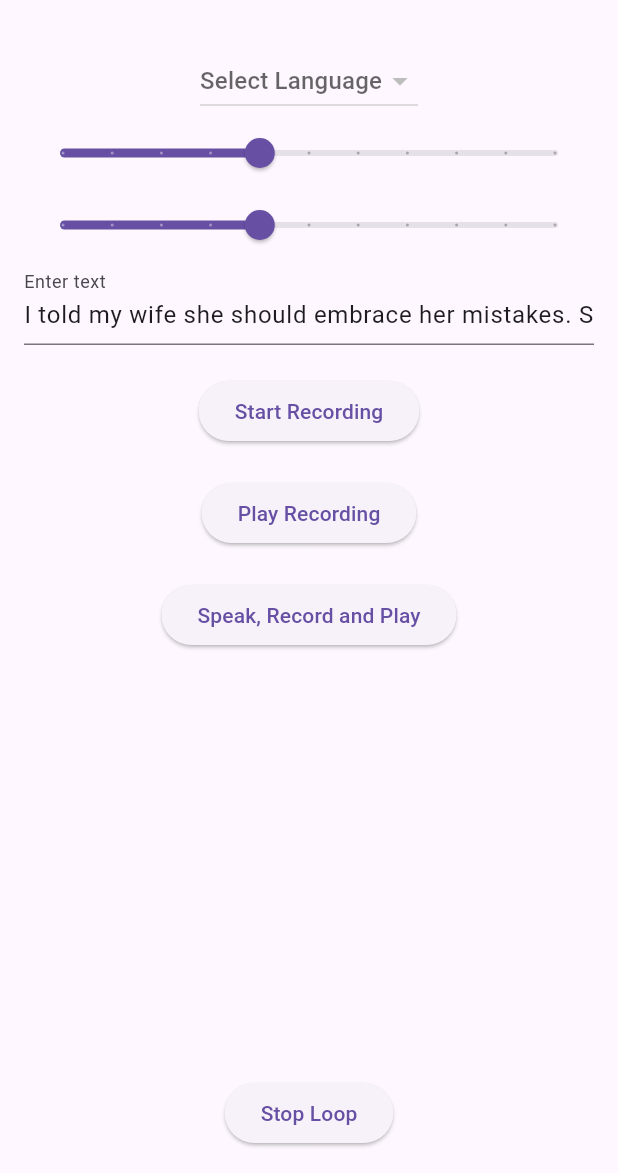
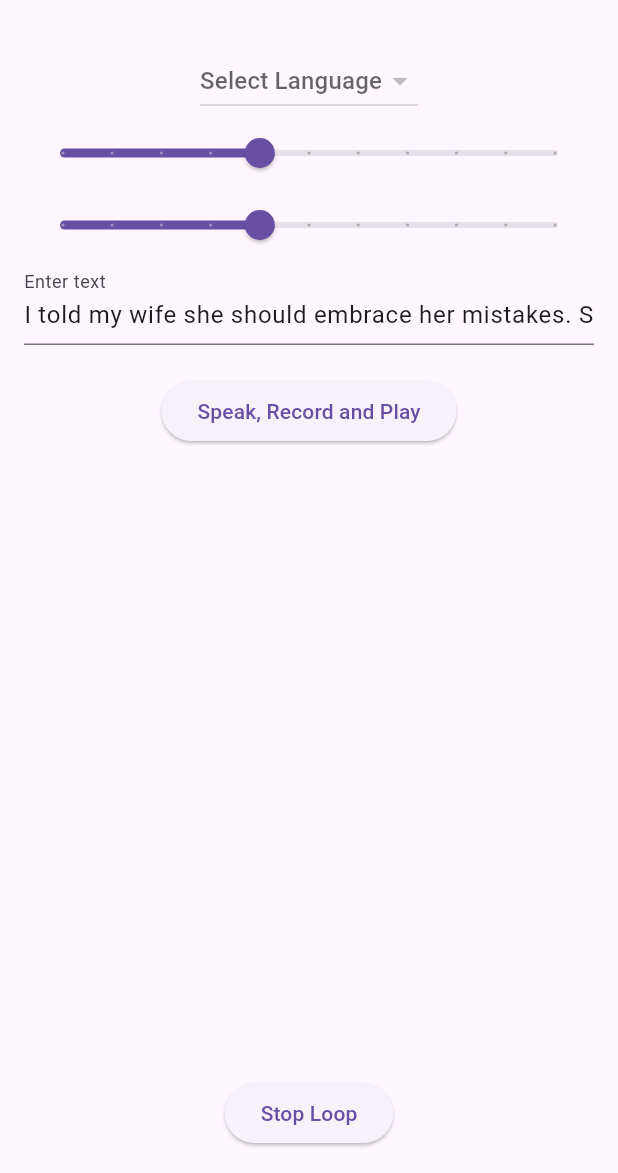
Before and after one commit to shirasumaguro/repeatia, a Flutter app: the screen it shows after launch, on a phone screen of 412 x 824 dp, the part 63-1236 px from its top. Run offline on Flutter 3.47's test engine with Material 3 defaults, Android fonts, the phone set to English and light mode, and no system bars; our stand-ins replace flutter_tts, permission_handler; missing offline and left inert: audio_session, flutter_sound.

Commit message:
2nd commit

```diff
--- a/lib/main.dart
+++ b/lib/main.dart
@@ -150,7 +150,11 @@ class _MyHomePageState extends State<MyHomePage> {
     _initializeRecorder();
     logger.initializeLogFilePath();
     _initializePlayer();
-    _loadLanguages();
+    _loadLanguages().then((_) {
+      setState(() {
+        _selectedLanguage = 'en-US'; // デフォルト言語を 'en-US' に設定
+      });
+    });
     _loadVoices();
     _checkPermissions();
   }
@@ -357,7 +361,6 @@ class _MyHomePageState extends State<MyHomePage> {
     await platform.invokeMethod('playBeepok');
     await _playRecording();
     logger.logWithTimestamp("AAA _speakAndRecord 6");
-    await platform.invokeMethod('playBeepok');
   }
 
   Future<void> _startLoop() async {
@@ -384,7 +387,7 @@ class _MyHomePageState extends State<MyHomePage> {
     super.dispose();
   }
 
-  String? _selectedLanguage;
+  String? _selectedLanguage = 'en=US';
   Map<String, dynamic>? _selectedVoice;
 
   @override
@@ -486,6 +489,7 @@ class _MyHomePageState extends State<MyHomePage> {
               ),
             ),
             SizedBox(height: 20),
+            /*
             ElevatedButton(
               onPressed: isRecording ? _stopRecording : _startRecording,
               child: Text(isRecording ? 'Stop Recording' : 'Start Recording'),
@@ -495,7 +499,7 @@ class _MyHomePageState extends State<MyHomePage> {
               onPressed: _playRecording,
               child: Text('Play Recording'),
             ),
-            SizedBox(height: 20),
+            SizedBox(height: 20),*/
             ElevatedButton(
               onPressed: _startLoop,
               child: Text('Speak, Record and Play'),
```
